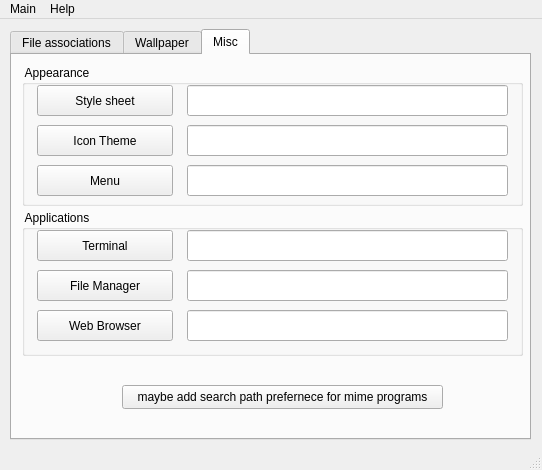
Old version of the form src/qsettings/qsettings.ui in the repository fluxer/bfp.
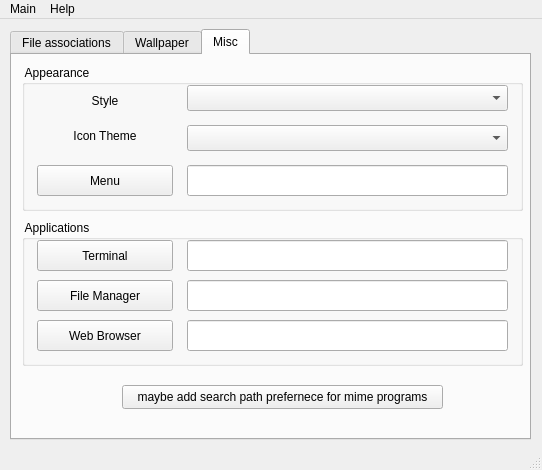
New version of the form. Icons and pictures are not drawn.

Commit message: using styles from /etc/qdesktop/styles

```diff
--- a/src/qsettings/qsettings.ui
+++ b/src/qsettings/qsettings.ui
@@ -172,7 +172,7 @@
       <property name="geometry">
        <rect>
         <x>10</x>
-        <y>155</y>
+        <y>165</y>
         <width>501</width>
         <height>146</height>
        </rect>
@@ -277,78 +277,12 @@
         <x>10</x>
         <y>10</y>
         <width>501</width>
-        <height>141</height>
+        <height>146</height>
        </rect>
       </property>
       <property name="title">
        <string> Appearance</string>
       </property>
-      <widget class="QPushButton" name="StyleSheetButton">
-       <property name="enabled">
-        <bool>true</bool>
-       </property>
-       <property name="geometry">
-        <rect>
-         <x>15</x>
-         <y>20</y>
-         <width>136</width>
-         <height>31</height>
-        </rect>
-       </property>
-       <property name="text">
-        <string>Style sheet</string>
-       </property>
-       <property name="icon">
-        <iconset resource="../qresources/libqresources.qrc">
-         <normaloff>:/usr/share/qresources/resources/preferences-desktop-theme.svg</normaloff>:/usr/share/qresources/resources/preferences-desktop-theme.svg</iconset>
-       </property>
-       <property name="flat">
-        <bool>false</bool>
-       </property>
-      </widget>
-      <widget class="QPushButton" name="IconThemeButton">
-       <property name="geometry">
-        <rect>
-         <x>15</x>
-         <y>60</y>
-         <width>136</width>
-         <height>31</height>
-        </rect>
-       </property>
-       <property name="text">
-        <string>Icon Theme</string>
-       </property>
-       <property name="icon">
-        <iconset resource="../qresources/libqresources.qrc">
-         <normaloff>:/usr/share/qresources/resources/preferences-desktop-splash.svg</normaloff>:/usr/share/qresources/resources/preferences-desktop-splash.svg</iconset>
-       </property>
-      </widget>
-      <widget class="QLineEdit" name="IconThemeEdit">
-       <property name="geometry">
-        <rect>
-         <x>165</x>
-         <y>60</y>
-         <width>321</width>
-         <height>31</height>
-        </rect>
-       </property>
-       <property name="readOnly">
-        <bool>true</bool>
-       </property>
-      </widget>
-      <widget class="QLineEdit" name="StyleSheetEdit">
-       <property name="geometry">
-        <rect>
-         <x>165</x>
-         <y>20</y>
-         <width>321</width>
-         <height>31</height>
-        </rect>
-       </property>
-       <property name="readOnly">
-        <bool>true</bool>
-       </property>
-      </widget>
       <widget class="QLineEdit" name="MenuEdit">
        <property name="geometry">
         <rect>
@@ -379,6 +313,61 @@
          <normaloff>:/usr/share/qresources/resources/system-run.svg</normaloff>:/usr/share/qresources/resources/system-run.svg</iconset>
        </property>
       </widget>
+      <widget class="QComboBox" name="StyleBox">
+       <property name="geometry">
+        <rect>
+         <x>165</x>
+         <y>20</y>
+         <width>321</width>
+         <height>26</height>
+        </rect>
+       </property>
+      </widget>
+      <widget class="QComboBox" name="IconThemeBox">
+       <property name="geometry">
+        <rect>
+         <x>165</x>
+         <y>60</y>
+         <width>321</width>
+         <height>26</height>
+        </rect>
+       </property>
+      </widget>
+      <widget class="QLabel" name="label_2">
+       <property name="geometry">
+        <rect>
+         <x>20</x>
+         <y>25</y>
+         <width>126</width>
+         <height>21</height>
+        </rect>
+       </property>
+       <property name="text">
+        <string>Style</string>
+       </property>
+       <property name="alignment">
+        <set>Qt::AlignCenter</set>
+       </property>
+      </widget>
+      <widget class="QLabel" name="label_3">
+       <property name="geometry">
+        <rect>
+         <x>20</x>
+         <y>60</y>
+         <width>126</width>
+         <height>21</height>
+        </rect>
+       </property>
+       <property name="layoutDirection">
+        <enum>Qt::LeftToRight</enum>
+       </property>
+       <property name="text">
+        <string>Icon Theme</string>
+       </property>
+       <property name="alignment">
+        <set>Qt::AlignCenter</set>
+       </property>
+      </widget>
      </widget>
      <widget class="QPushButton" name="pushButton">
       <property name="geometry">
```
The commit also changes 6 other files.
